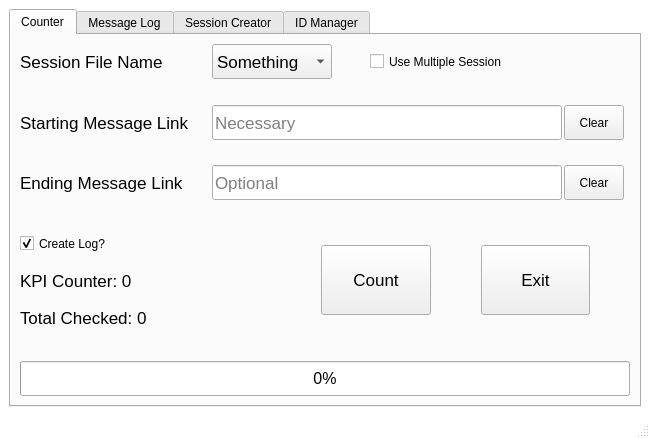
The window that resource/Design.ui (TheRustyPickle/Telecounter) describes before a commit, drawn with Qt 5.
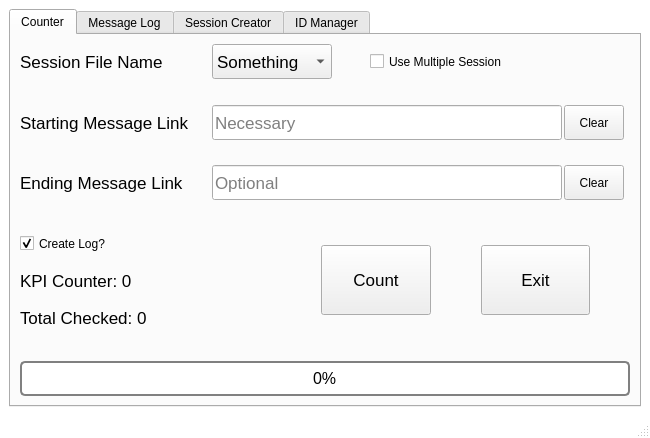
The same window after the commit.

The edit to the form file:
```diff
--- a/resource/Design.ui
+++ b/resource/Design.ui
@@ -27,7 +27,9 @@
   </property>
   <widget class="QWidget" name="centralwidget">
    <property name="styleSheet">
-    <string notr="true"/>
+    <string notr="true">QWidget{
+selection-background-color: #3DD080;}
+</string>
    </property>
    <layout class="QVBoxLayout" name="verticalLayout_3">
     <item>
@@ -42,6 +44,31 @@
        <string notr="true">QTabWidget::tab-bar {alignment: center;
 }
 
+QTableView::item:focus
+{
+   selection-background-color: #3DD080;
+}
+
+QTableView::item:selected
+{
+selection-background-color: #3DD080;
+}
+
+QTableView::item:hover
+{
+selection-background-color: #33FF90 ;
+}
+
+QListWidget::item:focus
+{
+selection-background-color: #3DD080;
+}
+
+QListWidget::item:selected
+{
+selection-background-color: #3DD080;
+}
+
 QScrollBar:horizontal{
     border: 2px solid grey;
     background: silver;
@@ -820,6 +847,23 @@
             <property name="toolTipDuration">
              <number>0</number>
             </property>
+            <property name="styleSheet">
+             <string notr="true">QProgressBar {
+    border: 2px solid grey;
+    border-radius: 5px;
+}
+
+QProgressBar::chunk {
+    background-color: #33FF90;
+    width: 20px;
+}
+
+QProgressBar {
+    border: 2px solid grey;
+    border-radius: 5px;
+    text-align: center;
+}</string>
+            </property>
             <property name="value">
              <number>0</number>
             </property>
```
Left out of the diff: 6 changed lines with no effect on the pictures.
